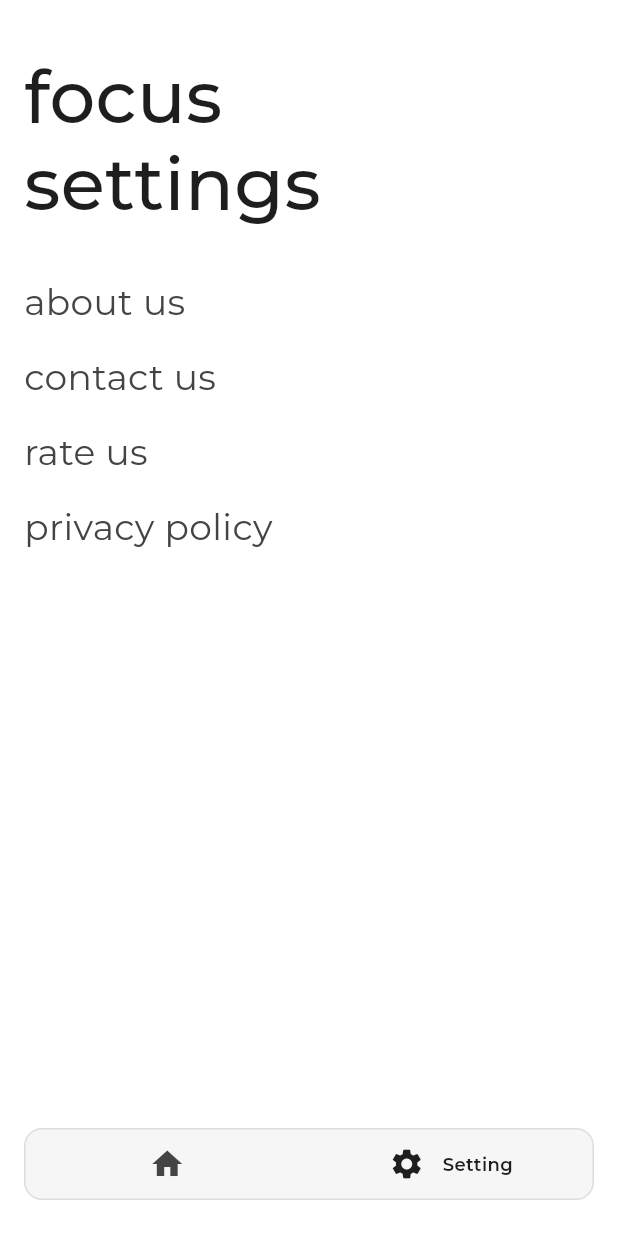
After one commit to ketan2jangid/focus, a Flutter app: the FocusHome screen opened directly, after a tap on the "settings" icon, on a phone screen of 412 x 824 dp. The commit adds this screen. Run offline on Flutter 3.47's test engine with Material 3 defaults, Android fonts, the phone set to English and light mode, and no system bars; our stand-ins replace dotted_border, gap, google_fonts; missing offline and left inert: installed_apps.

Commit message:
navbar: complete with page changing

```diff
--- a/lib/main.dart
+++ b/lib/main.dart
@@ -1,6 +1,6 @@
 import 'package:flutter/material.dart';
 import 'package:focus/view/screens/schedule_apps_selector_screen.dart';
-import 'package:focus/view/screens/home_screen.dart';
+import 'package:focus/view/screens/home_tab.dart';
 import 'package:focus/view/screens/permission_screen.dart';
 import 'package:focus/view/screens/schedule_active_screen.dart';
 import 'package:focus/view/screens/schedule_completed_screen.dart';
--- /dev/null
+++ b/lib/view/screens/focus_home.dart
@@ -0,0 +1,59 @@
+import 'package:flutter/material.dart';
+import 'package:focus/view/screens/home_tab.dart';
+import 'package:focus/view/screens/settings_tab.dart';
+import 'package:focus/view/widgets/navbar.dart';
+
+class FocusHome extends StatefulWidget {
+  const FocusHome({super.key});
+
+  @override
+  State<FocusHome> createState() => _FocusHomeState();
+}
+
+class _FocusHomeState extends State<FocusHome> {
+  late final PageController _pageController;
+  int activeTab = 0;
+
+  @override
+  void initState() {
+    super.initState();
+
+    _pageController = PageController(initialPage: 0);
+  }
+
+  @override
+  void dispose() {
+    _pageController.dispose();
+
+    super.dispose();
+  }
+
+  @override
+  Widget build(BuildContext context) {
+    return Scaffold(
+      bottomNavigationBar: Padding(
+        padding: EdgeInsets.symmetric(vertical: 24, horizontal: 16),
+        child: Navbar(
+            activeTab: activeTab,
+            onPageChange: (page) {
+              _pageController.animateToPage(page,
+                  duration: Duration(milliseconds: 200), curve: Curves.easeIn);
+              setState(() {});
+            }),
+      ),
+      body: PageView(
+        controller: _pageController,
+        physics: const NeverScrollableScrollPhysics(),
+        onPageChanged: (page) {
+          setState(() {
+            activeTab = page;
+          });
+        },
+        children: [
+          HomeTab(),
+          SettingsTab(),
+        ],
+      ),
+    );
+  }
+}
--- a/lib/view/screens/home_screen.dart
+++ b/lib/view/screens/home_tab.dart
@@ -6,8 +6,8 @@ import 'package:focus/view/widgets/schedule_cards.dart';
 import 'package:gap/gap.dart';
 import 'package:google_fonts/google_fonts.dart';
 
-class HomeScreen extends StatelessWidget {
-  const HomeScreen({super.key});
+class HomeTab extends StatelessWidget {
+  const HomeTab({super.key});
 
   @override
   Widget build(BuildContext context) {
@@ -58,7 +58,6 @@ class HomeScreen extends StatelessWidget {
                 ],
               ),
             ),
-            Navbar(),
           ],
         ),
       ),
--- a/lib/view/screens/permission_screen.dart
+++ b/lib/view/screens/permission_screen.dart
@@ -2,7 +2,8 @@ import 'dart:async';
 
 import 'package:flutter/material.dart';
 import 'package:focus/controller/native_functions_controller.dart';
-import 'package:focus/view/screens/home_screen.dart';
+import 'package:focus/view/screens/focus_home.dart';
+import 'package:focus/view/screens/home_tab.dart';
 import 'package:focus/view/widgets/buttons.dart';
 import 'package:gap/gap.dart';
 import 'package:google_fonts/google_fonts.dart';
@@ -120,7 +121,7 @@ class _PermissionScreenState extends State<PermissionScreen> {
                                 Navigator.pushReplacement(
                                   context,
                                   MaterialPageRoute(
-                                    builder: (context) => HomeScreen(),
+                                    builder: (context) => FocusHome(),
                                   ),
                                 );
                                 break;
--- a/lib/view/screens/schedule_completed_screen.dart
+++ b/lib/view/screens/schedule_completed_screen.dart
@@ -4,7 +4,7 @@ import 'package:google_fonts/google_fonts.dart';
 
 import '../widgets/buttons.dart';
 import '../widgets/header.dart';
-import 'home_screen.dart';
+import 'home_tab.dart';
 
 class ScheduleCompletedScreen extends StatelessWidget {
   const ScheduleCompletedScreen({super.key});
@@ -61,7 +61,7 @@ class ScheduleCompletedScreen extends StatelessWidget {
                 onTap: () => Navigator.pushReplacement(
                       context,
                       MaterialPageRoute(
-                        builder: (context) => HomeScreen(),
+                        builder: (context) => HomeTab(),
                       ),
                     ),
                 text: "home"),
--- a/lib/view/screens/schedule_ended_screen.dart
+++ b/lib/view/screens/schedule_ended_screen.dart
@@ -1,5 +1,5 @@
 import 'package:flutter/material.dart';
-import 'package:focus/view/screens/home_screen.dart';
+import 'package:focus/view/screens/home_tab.dart';
 import 'package:focus/view/widgets/header.dart';
 import 'package:gap/gap.dart';
 import 'package:google_fonts/google_fonts.dart';
@@ -53,7 +53,7 @@ class ScheduleEndedScreen extends StatelessWidget {
               onTap: () => Navigator.pushReplacement(
                 context,
                 MaterialPageRoute(
-                  builder: (context) => HomeScreen(),
+                  builder: (context) => HomeTab(),
                 ),
               ),
               text: "home",
--- /dev/null
+++ b/lib/view/screens/settings_tab.dart
@@ -0,0 +1,35 @@
+import 'package:flutter/material.dart';
+import 'package:focus/view/widgets/settings_tile.dart';
+import 'package:gap/gap.dart';
+import 'package:google_fonts/google_fonts.dart';
+
+import '../widgets/header.dart';
+
+class SettingsTab extends StatelessWidget {
+  const SettingsTab({super.key});
+
+  @override
+  Widget build(BuildContext context) {
+    return Scaffold(
+      body: Padding(
+        padding: const EdgeInsets.symmetric(horizontal: 16.0)
+            .copyWith(top: MediaQuery.of(context).viewPadding.top),
+        child: Column(
+          mainAxisAlignment: MainAxisAlignment.start,
+          crossAxisAlignment: CrossAxisAlignment.start,
+          children: [
+            Gap(36),
+            Header(
+              title: "focus settings",
+            ),
+            Gap(24),
+            SettingsTile(onTap: () {}, title: "about us"),
+            SettingsTile(onTap: () {}, title: "contact us"),
+            SettingsTile(onTap: () {}, title: "rate us"),
+            SettingsTile(onTap: () {}, title: "privacy policy"),
+          ],
+        ),
+      ),
+    );
+  }
+}
--- a/lib/view/widgets/navbar.dart
+++ b/lib/view/widgets/navbar.dart
@@ -3,21 +3,21 @@ import 'package:gap/gap.dart';
 import 'package:google_fonts/google_fonts.dart';
 
 class Navbar extends StatefulWidget {
-  const Navbar({super.key});
+  int activeTab;
+  final onPageChange;
+  Navbar({super.key, required this.activeTab, required this.onPageChange});
 
   @override
   State<Navbar> createState() => _NavbarState();
 }
 
 class _NavbarState extends State<Navbar> {
-  int _selectedIndex = 0;
-
   @override
   Widget build(BuildContext context) {
     return Container(
       height: 48,
       width: double.infinity,
-      margin: EdgeInsets.symmetric(vertical: 24),
+      // margin: EdgeInsets.symmetric(vertical: 24),
       decoration: BoxDecoration(
         color: Color(0xFFF6F6F6),
         border: Border.all(
@@ -31,20 +31,18 @@ class _NavbarState extends State<Navbar> {
           Expanded(
             child: InkWell(
               onTap: () {
-                setState(() {
-                  _selectedIndex = 0;
-                });
+                widget.onPageChange(0);
               },
               child: Row(
                 mainAxisAlignment: MainAxisAlignment.center,
                 children: [
                   Icon(
                     Icons.home,
-                    color: _selectedIndex == 0
+                    color: widget.activeTab == 0
                         ? Color(0xFF1E1E1E)
                         : Color(0xFF444444),
                   ),
-                  if (_selectedIndex == 0) ...[
+                  if (widget.activeTab == 0) ...[
                     Gap(12),
                     Text(
                       "Home",
@@ -62,20 +60,18 @@ class _NavbarState extends State<Navbar> {
           Expanded(
             child: InkWell(
               onTap: () {
-                setState(() {
-                  _selectedIndex = 1;
-                });
+                widget.onPageChange(1);
               },
               child: Row(
                 mainAxisAlignment: MainAxisAlignment.center,
                 children: [
                   Icon(
                     Icons.settings,
-                    color: _selectedIndex == 1
+                    color: widget.activeTab == 1
                         ? Color(0xFF1E1E1E)
                         : Color(0xFF444444),
                   ),
-                  if (_selectedIndex == 1) ...[
+                  if (widget.activeTab == 1) ...[
                     Gap(12),
                     Text(
                       "Setting",
--- /dev/null
+++ b/lib/view/widgets/settings_tile.dart
@@ -0,0 +1,22 @@
+import 'package:flutter/material.dart';
+import 'package:google_fonts/google_fonts.dart';
+
+class SettingsTile extends StatelessWidget {
+  final String title;
+  final Function()? onTap;
+  const SettingsTile({super.key, required this.onTap, required this.title});
+
+  @override
+  Widget build(BuildContext context) {
+    return InkWell(
+      onTap: onTap,
+      child: Padding(
+        padding: const EdgeInsets.symmetric(vertical: 8.0),
+        child: Text(
+          title,
+          style: GoogleFonts.montserrat(color: Color(0xFF444444), fontSize: 24),
+        ),
+      ),
+    );
+  }
+}
```
